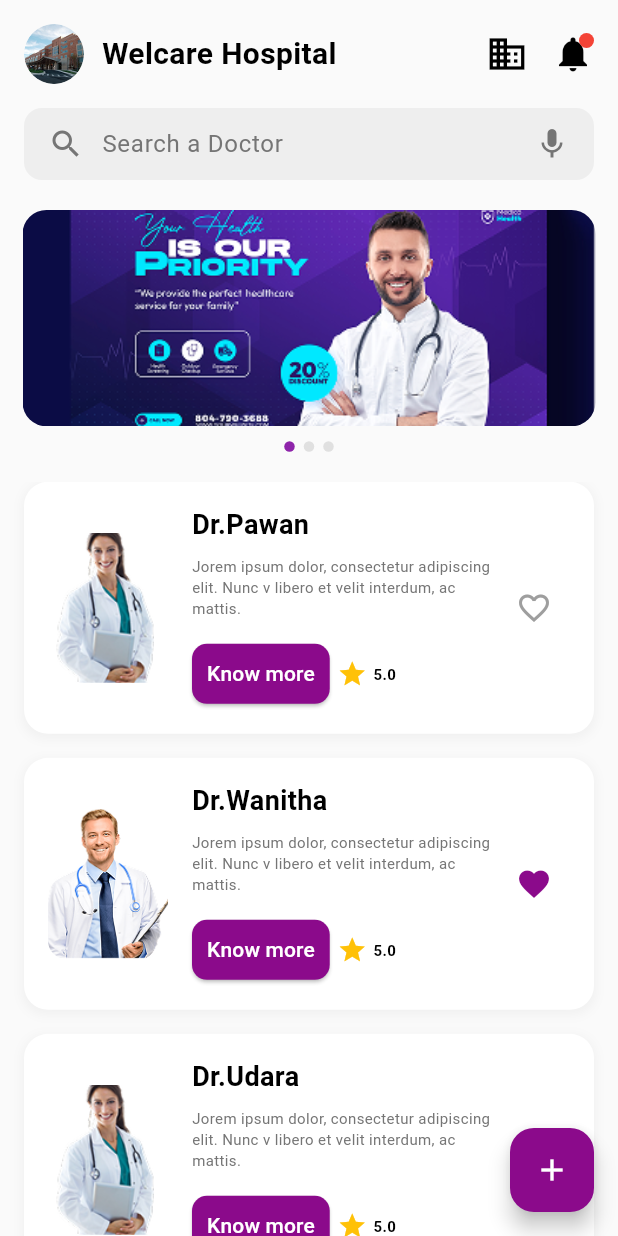
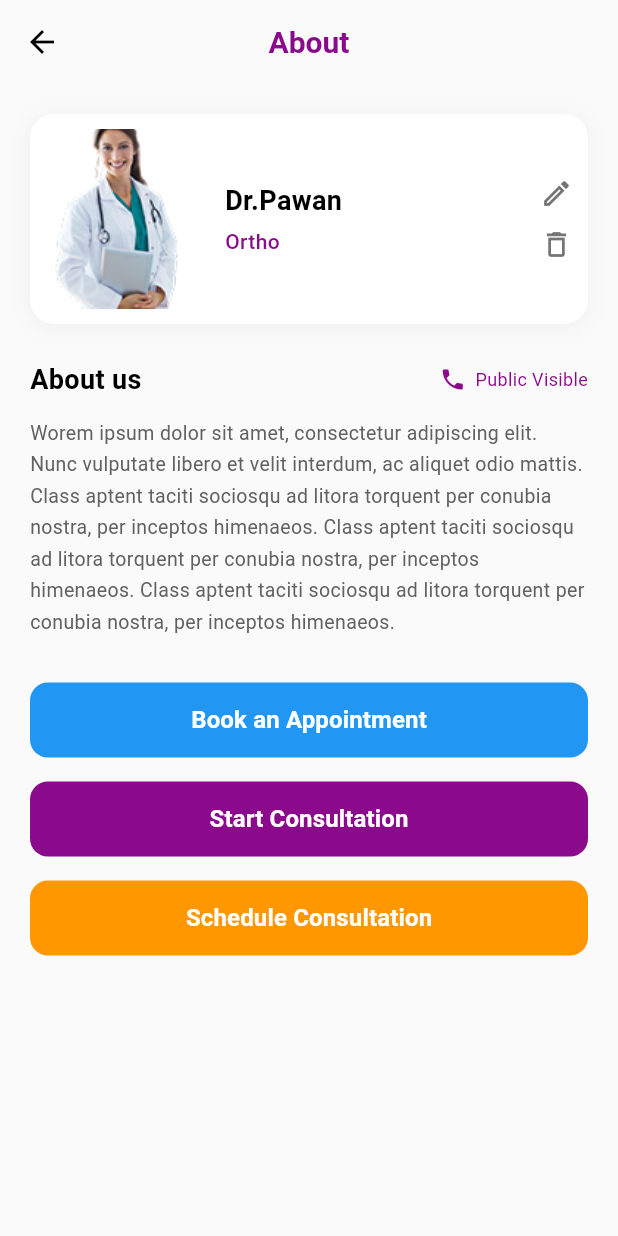
Before and after one commit to shabna2018/doctorApp, a Flutter app: the HospitalHomeScreen screen opened by its route, after a tap on "Know more", on a phone screen of 412 x 824 dp. Run offline on Flutter 3.47's test engine with Material 3 defaults, Android fonts, the light colour scheme and no system bars.

Commit message:
about doctor screen.

```diff
--- a/lib/routes/app_pages.dart
+++ b/lib/routes/app_pages.dart
@@ -1,4 +1,5 @@
 import 'package:book_doctor_app/routes/app_routes.dart';
+import 'package:book_doctor_app/screens/hospitalApp/aboutdoctorscreen.dart';
 import 'package:book_doctor_app/screens/hospitalApp/hospitalHomescreen.dart';
 import 'package:book_doctor_app/screens/hospitalApp/hospitallogin.dart';
 import 'package:book_doctor_app/screens/patientApp/alldoctorsscreen.dart';
@@ -21,7 +22,8 @@ class AppPages {
     Routes.roleSelection: (context) => const RoleSelectionScreen(), // Add this
     Routes.login: (context) => const LoginScreen(), // Patient login
     Routes.hospitalLogin: (context) => const HospitalLoginScreen(),
-    Routes.hospitalhome: (context) => const HospitalHomeScreen(), // Add this
+    Routes.hospitalhome: (context) => const HospitalHomeScreen(),
+    Routes.aboutdoctor: (context) => const DoctorAboutScreen(),
     // Routes.doctorLogin: (context) => const DoctorLoginScreen(), // Add this
     // Routes.tokenDisplayLogin: (context) => const TokenDisplayLoginScreen(), // Add this
     Routes.verifyOtp: (context) => const OtpScreen(),
--- a/lib/routes/app_routes.dart
+++ b/lib/routes/app_routes.dart
@@ -16,4 +16,5 @@ class Routes {
   static const String doctorLogin = '/doctor-login';
   static const String tokenDisplayLogin = '/token-display-login';
   static const String hospitalhome = '/hospitalhome';
+  static const String aboutdoctor = '/aboutdoctor';
 }
--- /dev/null
+++ b/lib/screens/hospitalApp/aboutdoctorscreen.dart
@@ -0,0 +1,246 @@
+import 'package:flutter/material.dart';
+
+class DoctorAboutScreen extends StatelessWidget {
+  final String? doctorName;
+  final String? department;
+  final String? imagePath;
+  final double? rating;
+
+  const DoctorAboutScreen({
+    super.key,
+    this.doctorName,
+    this.department,
+    this.imagePath,
+    this.rating,
+  });
+
+  @override
+  Widget build(BuildContext context) {
+    // Extract arguments passed via Navigator
+    final args =
+        ModalRoute.of(context)?.settings.arguments as Map<String, dynamic>?;
+
+    final String finalDoctorName =
+        args?['doctorName'] ?? doctorName ?? 'Unknown Doctor';
+    final String finalDepartment =
+        args?['department'] ?? department ?? 'Unknown Department';
+    final String finalImagePath =
+        args?['imagePath'] ?? imagePath ?? 'assets/images/doctor1.png';
+
+    return Scaffold(
+      backgroundColor: Colors.grey[50],
+      appBar: AppBar(
+        backgroundColor: Colors.grey[50],
+        elevation: 0,
+        leading: IconButton(
+          icon: Icon(Icons.arrow_back, color: Colors.black),
+          onPressed: () => Navigator.pop(context),
+        ),
+        title: Text(
+          'About',
+          style: TextStyle(
+            color: Color(0xFF8B0A8B),
+            fontSize: 20,
+            fontWeight: FontWeight.w600,
+          ),
+        ),
+        centerTitle: true,
+      ),
+      body: SingleChildScrollView(
+        child: Padding(
+          padding: const EdgeInsets.all(20.0),
+          child: Column(
+            crossAxisAlignment: CrossAxisAlignment.start,
+            children: [
+              // Doctor Card
+              Container(
+                padding: const EdgeInsets.all(10),
+                decoration: BoxDecoration(
+                  color: Colors.white,
+                  borderRadius: BorderRadius.circular(16),
+                  boxShadow: [
+                    BoxShadow(
+                      color: Colors.grey.withOpacity(0.1),
+                      spreadRadius: 1,
+                      blurRadius: 10,
+                      offset: Offset(0, 2),
+                    ),
+                  ],
+                ),
+                child: Row(
+                  children: [
+                    // Doctor Image
+                    Container(
+                      width: 100,
+                      height: 120,
+                      decoration: BoxDecoration(
+                        borderRadius: BorderRadius.circular(12),
+                        image: DecorationImage(
+                          image: AssetImage(finalImagePath),
+                          fit: BoxFit.cover,
+                        ),
+                      ),
+                    ),
+                    const SizedBox(width: 20),
+                    // Doctor Info
+                    Expanded(
+                      child: Column(
+                        crossAxisAlignment: CrossAxisAlignment.start,
+                        children: [
+                          Text(
+                            finalDoctorName,
+                            style: TextStyle(
+                              fontSize: 18,
+                              fontWeight: FontWeight.w600,
+                              color: Colors.black,
+                            ),
+                          ),
+                          const SizedBox(height: 4),
+                          Text(
+                            finalDepartment,
+                            style: TextStyle(
+                              fontSize: 14,
+                              color: Color(0xFF8B0A8B),
+                              fontWeight: FontWeight.w500,
+                            ),
+                          ),
+                        ],
+                      ),
+                    ),
+                    // Edit and Delete Icons
+                    Column(
+                      children: [
+                        Icon(
+                          Icons.edit_outlined,
+                          color: Colors.grey[600],
+                          size: 22,
+                        ),
+                        const SizedBox(height: 12),
+                        Icon(
+                          Icons.delete_outline,
+                          color: Colors.grey[600],
+                          size: 22,
+                        ),
+                      ],
+                    ),
+                  ],
+                ),
+              ),
+
+              const SizedBox(height: 24),
+
+              // About us Section
+              Row(
+                mainAxisAlignment: MainAxisAlignment.spaceBetween,
+                children: [
+                  Text(
+                    'About us',
+                    style: TextStyle(
+                      fontSize: 18,
+                      fontWeight: FontWeight.w600,
+                      color: Colors.black,
+                    ),
+                  ),
+                  Row(
+                    children: [
+                      Icon(Icons.phone, color: Color(0xFF8B0A8B), size: 18),
+                      const SizedBox(width: 6),
+                      Text(
+                        'Public Visible',
+                        style: TextStyle(
+                          fontSize: 12,
+                          color: Color(0xFF8B0A8B),
+                        ),
+                      ),
+                    ],
+                  ),
+                ],
+              ),
+
+              const SizedBox(height: 12),
+
+              // Description Text
+              Text(
+                'Worem ipsum dolor sit amet, consectetur adipiscing elit. Nunc vulputate libero et velit interdum, ac aliquet odio mattis. Class aptent taciti sociosqu ad litora torquent per conubia nostra, per inceptos himenaeos. Class aptent taciti sociosqu ad litora torquent per conubia nostra, per inceptos himenaeos. Class aptent taciti sociosqu ad litora torquent per conubia nostra, per inceptos himenaeos.',
+                style: TextStyle(
+                  fontSize: 13,
+                  color: Colors.grey[700],
+                  height: 1.6,
+                ),
+              ),
+
+              const SizedBox(height: 30),
+
+              // Book an Appointment Button
+              SizedBox(
+                width: double.infinity,
+                height: 50,
+                child: ElevatedButton(
+                  onPressed: () {},
+                  style: ElevatedButton.styleFrom(
+                    backgroundColor: Color(0xFF2196F3),
+                    foregroundColor: Colors.white,
+                    shape: RoundedRectangleBorder(
+                      borderRadius: BorderRadius.circular(12),
+                    ),
+                    elevation: 0,
+                  ),
+                  child: Text(
+                    'Book an Appointment',
+                    style: TextStyle(fontSize: 16, fontWeight: FontWeight.w600),
+                  ),
+                ),
+              ),
+
+              const SizedBox(height: 16),
+
+              // Start Consultation Button
+              SizedBox(
+                width: double.infinity,
+                height: 50,
+                child: ElevatedButton(
+                  onPressed: () {},
+                  style: ElevatedButton.styleFrom(
+                    backgroundColor: Color(0xFF8B0A8B),
+                    foregroundColor: Colors.white,
+                    shape: RoundedRectangleBorder(
+                      borderRadius: BorderRadius.circular(12),
+                    ),
+                    elevation: 0,
+                  ),
+                  child: Text(
+                    'Start Consultation',
+                    style: TextStyle(fontSize: 16, fontWeight: FontWeight.w600),
+                  ),
+                ),
+              ),
+
+              const SizedBox(height: 16),
+
+              // Schedule Consultation Button
+              SizedBox(
+                width: double.infinity,
+                height: 50,
+                child: ElevatedButton(
+                  onPressed: () {},
+                  style: ElevatedButton.styleFrom(
+                    backgroundColor: Color(0xFFFF9800),
+                    foregroundColor: Colors.white,
+                    shape: RoundedRectangleBorder(
+                      borderRadius: BorderRadius.circular(12),
+                    ),
+                    elevation: 0,
+                  ),
+                  child: Text(
+                    'Schedule Consultation',
+                    style: TextStyle(fontSize: 16, fontWeight: FontWeight.w600),
+                  ),
+                ),
+              ),
+            ],
+          ),
+        ),
+      ),
+    );
+  }
+}
--- a/lib/screens/hospitalApp/hospitalHomescreen.dart
+++ b/lib/screens/hospitalApp/hospitalHomescreen.dart
@@ -1,3 +1,4 @@
+import 'package:book_doctor_app/routes/app_routes.dart';
 import 'package:flutter/material.dart';
 
 class HospitalHomeScreen extends StatefulWidget {
@@ -491,6 +492,7 @@ class _HospitalHomeScreenState extends State<HospitalHomeScreen> {
       ),
     );
   }
+  // In your _buildDoctorCard method, update the "Know more" button's onPressed:
 
   Widget _buildDoctorCard(
     int id,
@@ -555,7 +557,18 @@ class _HospitalHomeScreenState extends State<HospitalHomeScreen> {
                 Row(
                   children: [
                     ElevatedButton(
-                      onPressed: () {},
+                      onPressed: () {
+                        Navigator.pushNamed(
+                          context,
+                          Routes.aboutdoctor,
+                          arguments: {
+                            'doctorName': name,
+                            'department': 'Ortho',
+                            'imagePath': imagePath,
+                            'rating': rating,
+                          },
+                        );
+                      },
                       style: ElevatedButton.styleFrom(
                         backgroundColor: Color(0xFF8B0A8B),
                         foregroundColor: Colors.white,
```
